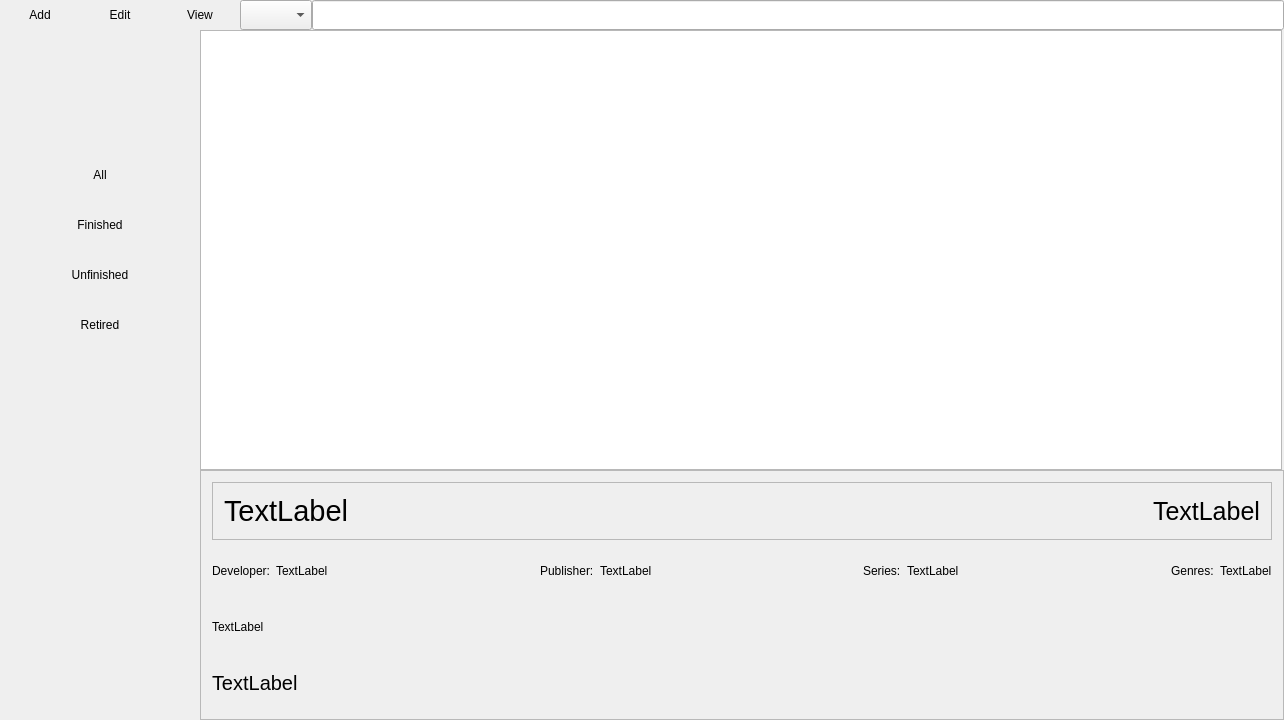
Qt form GameTrackerV2/mainwindow.ui (Zazkya/game-tracker-v2) before a commit.
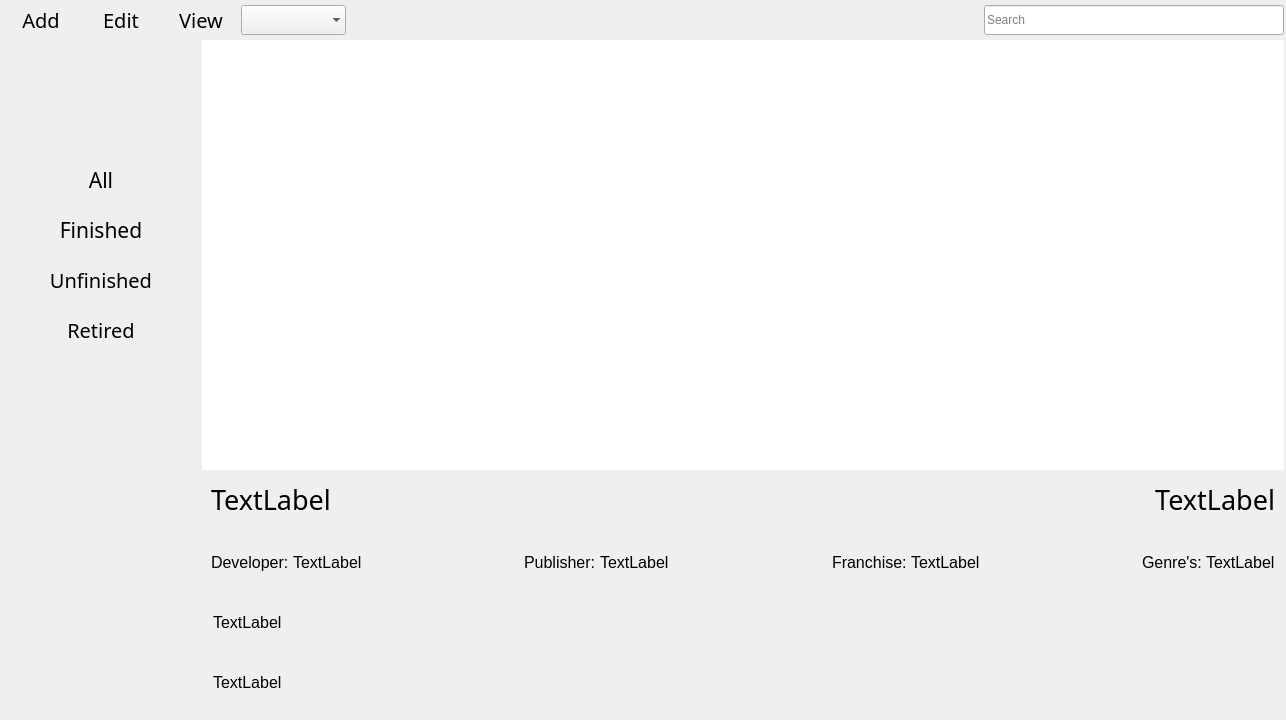
The same form after that commit. Icons and pictures are not drawn.

Patch:
```diff
--- a/GameTrackerV2/mainwindow.ui
+++ b/GameTrackerV2/mainwindow.ui
@@ -6,13 +6,22 @@
    <rect>
     <x>0</x>
     <y>0</y>
-    <width>1284</width>
+    <width>1286</width>
     <height>720</height>
    </rect>
   </property>
+  <property name="maximumSize">
+   <size>
+    <width>1286</width>
+    <height>720</height>
+   </size>
+  </property>
   <property name="windowTitle">
    <string>Game Tracker</string>
   </property>
+  <property name="styleSheet">
+   <string notr="true"/>
+  </property>
   <property name="iconSize">
    <size>
     <width>30</width>
@@ -36,6 +45,328 @@
     <property name="spacing">
      <number>0</number>
     </property>
+    <item row="0" column="0" colspan="2">
+     <layout class="QHBoxLayout" name="horizontalLayout">
+      <property name="spacing">
+       <number>0</number>
+      </property>
+      <property name="topMargin">
+       <number>5</number>
+      </property>
+      <property name="bottomMargin">
+       <number>5</number>
+      </property>
+      <item>
+       <widget class="QPushButton" name="addButton">
+        <property name="sizePolicy">
+         <sizepolicy hsizetype="Minimum" vsizetype="Minimum">
+          <horstretch>0</horstretch>
+          <verstretch>0</verstretch>
+         </sizepolicy>
+        </property>
+        <property name="minimumSize">
+         <size>
+          <width>66</width>
+          <height>30</height>
+         </size>
+        </property>
+        <property name="font">
+         <font>
+          <family>Impact</family>
+          <pointsize>15</pointsize>
+         </font>
+        </property>
+        <property name="text">
+         <string>Add</string>
+        </property>
+        <property name="flat">
+         <bool>true</bool>
+        </property>
+       </widget>
+      </item>
+      <item>
+       <widget class="QPushButton" name="editButton">
+        <property name="minimumSize">
+         <size>
+          <width>66</width>
+          <height>30</height>
+         </size>
+        </property>
+        <property name="font">
+         <font>
+          <family>Impact</family>
+          <pointsize>15</pointsize>
+         </font>
+        </property>
+        <property name="text">
+         <string>Edit</string>
+        </property>
+        <property name="flat">
+         <bool>true</bool>
+        </property>
+       </widget>
+      </item>
+      <item>
+       <widget class="QPushButton" name="viewButton">
+        <property name="minimumSize">
+         <size>
+          <width>66</width>
+          <height>30</height>
+         </size>
+        </property>
+        <property name="font">
+         <font>
+          <family>Impact</family>
+          <pointsize>15</pointsize>
+         </font>
+        </property>
+        <property name="text">
+         <string>View</string>
+        </property>
+        <property name="flat">
+         <bool>true</bool>
+        </property>
+       </widget>
+      </item>
+      <item>
+       <widget class="QComboBox" name="platformFilter">
+        <property name="minimumSize">
+         <size>
+          <width>0</width>
+          <height>30</height>
+         </size>
+        </property>
+        <property name="font">
+         <font>
+          <family>Impact</family>
+          <pointsize>15</pointsize>
+         </font>
+        </property>
+        <property name="frame">
+         <bool>false</bool>
+        </property>
+       </widget>
+      </item>
+      <item>
+       <spacer name="horizontalSpacer_5">
+        <property name="orientation">
+         <enum>Qt::Horizontal</enum>
+        </property>
+        <property name="sizeHint" stdset="0">
+         <size>
+          <width>40</width>
+          <height>20</height>
+         </size>
+        </property>
+       </spacer>
+      </item>
+      <item>
+       <widget class="QLineEdit" name="lineEdit">
+        <property name="minimumSize">
+         <size>
+          <width>0</width>
+          <height>30</height>
+         </size>
+        </property>
+        <property name="maximumSize">
+         <size>
+          <width>300</width>
+          <height>16777215</height>
+         </size>
+        </property>
+        <property name="placeholderText">
+         <string>Search</string>
+        </property>
+        <property name="clearButtonEnabled">
+         <bool>true</bool>
+        </property>
+       </widget>
+      </item>
+     </layout>
+    </item>
+    <item row="1" column="0">
+     <layout class="QVBoxLayout" name="verticalLayout">
+      <property name="spacing">
+       <number>0</number>
+      </property>
+      <property name="sizeConstraint">
+       <enum>QLayout::SetDefaultConstraint</enum>
+      </property>
+      <item>
+       <spacer name="verticalSpacer_2">
+        <property name="orientation">
+         <enum>Qt::Vertical</enum>
+        </property>
+        <property name="sizeType">
+         <enum>QSizePolicy::Expanding</enum>
+        </property>
+        <property name="sizeHint" stdset="0">
+         <size>
+          <width>20</width>
+          <height>25</height>
+         </size>
+        </property>
+       </spacer>
+      </item>
+      <item>
+       <widget class="QPushButton" name="allButton">
+        <property name="sizePolicy">
+         <sizepolicy hsizetype="Minimum" vsizetype="Minimum">
+          <horstretch>0</horstretch>
+          <verstretch>0</verstretch>
+         </sizepolicy>
+        </property>
+        <property name="minimumSize">
+         <size>
+          <width>0</width>
+          <height>50</height>
+         </size>
+        </property>
+        <property name="font">
+         <font>
+          <family>Impact</family>
+          <pointsize>16</pointsize>
+         </font>
+        </property>
+        <property name="text">
+         <string>All</string>
+        </property>
+        <property name="flat">
+         <bool>true</bool>
+        </property>
+       </widget>
+      </item>
+      <item>
+       <widget class="QPushButton" name="finishedButton">
+        <property name="minimumSize">
+         <size>
+          <width>0</width>
+          <height>50</height>
+         </size>
+        </property>
+        <property name="font">
+         <font>
+          <family>Impact</family>
+          <pointsize>16</pointsize>
+         </font>
+        </property>
+        <property name="text">
+         <string>Finished</string>
+        </property>
+        <property name="flat">
+         <bool>true</bool>
+        </property>
+       </widget>
+      </item>
+      <item>
+       <widget class="QPushButton" name="unfinishedButton">
+        <property name="minimumSize">
+         <size>
+          <width>0</width>
+          <height>50</height>
+         </size>
+        </property>
+        <property name="font">
+         <font>
+          <family>Impact</family>
+          <pointsize>15</pointsize>
+         </font>
+        </property>
+        <property name="text">
+         <string>Unfinished</string>
+        </property>
+        <property name="flat">
+         <bool>true</bool>
+        </property>
+       </widget>
+      </item>
+      <item>
+       <widget class="QPushButton" name="retiredButton">
+        <property name="minimumSize">
+         <size>
+          <width>0</width>
+          <height>50</height>
+         </size>
+        </property>
+        <property name="font">
+         <font>
+          <family>Impact</family>
+          <pointsize>15</pointsize>
+         </font>
+        </property>
+        <property name="text">
+         <string>Retired</string>
+        </property>
+        <property name="flat">
+         <bool>true</bool>
+        </property>
+       </widget>
+      </item>
+      <item>
+       <spacer name="verticalSpacer">
+        <property name="orientation">
+         <enum>Qt::Vertical</enum>
+        </property>
+        <property name="sizeType">
+         <enum>QSizePolicy::Expanding</enum>
+        </property>
+        <property name="sizeHint" stdset="0">
+         <size>
+          <width>20</width>
+          <height>100</height>
+         </size>
+        </property>
+       </spacer>
+      </item>
+      <item>
+       <widget class="QLabel" name="label">
+        <property name="sizePolicy">
+         <sizepolicy hsizetype="Minimum" vsizetype="Minimum">
+          <horstretch>0</horstretch>
+          <verstretch>0</verstretch>
+         </sizepolicy>
+        </property>
+        <property name="minimumSize">
+         <size>
+          <width>200</width>
+          <height>250</height>
+         </size>
+        </property>
+        <property name="maximumSize">
+         <size>
+          <width>200</width>
+          <height>250</height>
+         </size>
+        </property>
+        <property name="baseSize">
+         <size>
+          <width>0</width>
+          <height>0</height>
+         </size>
+        </property>
+        <property name="text">
+         <string/>
+        </property>
+       </widget>
+      </item>
+      <item>
+       <spacer name="verticalSpacer_3">
+        <property name="orientation">
+         <enum>Qt::Vertical</enum>
+        </property>
+        <property name="sizeType">
+         <enum>QSizePolicy::Fixed</enum>
+        </property>
+        <property name="sizeHint" stdset="0">
+         <size>
+          <width>20</width>
+          <height>0</height>
+         </size>
+        </property>
+       </spacer>
+      </item>
+     </layout>
+    </item>
     <item row="1" column="1">
      <layout class="QVBoxLayout" name="verticalLayout_2">
       <property name="spacing">
@@ -43,10 +374,22 @@
       </property>
       <item>
        <widget class="QStackedWidget" name="stackedWidget">
+        <property name="maximumSize">
+         <size>
+          <width>1082</width>
+          <height>16777215</height>
+         </size>
+        </property>
         <property name="currentIndex">
          <number>0</number>
         </property>
         <widget class="QWidget" name="page_3">
+         <property name="maximumSize">
+          <size>
+           <width>1082</width>
+           <height>16777215</height>
+          </size>
+         </property>
          <layout class="QVBoxLayout" name="verticalLayout_3">
           <property name="spacing">
            <number>0</number>
@@ -66,7 +409,7 @@
           <item>
            <widget class="QTableView" name="tableView">
             <property name="sizePolicy">
-             <sizepolicy hsizetype="Fixed" vsizetype="Expanding">
+             <sizepolicy hsizetype="Expanding" vsizetype="Expanding">
               <horstretch>0</horstretch>
               <verstretch>0</verstretch>
              </sizepolicy>
@@ -77,9 +420,21 @@
               <height>0</height>
              </size>
             </property>
+            <property name="maximumSize">
+             <size>
+              <width>1086</width>
+              <height>16777215</height>
+             </size>
+            </property>
             <property name="autoFillBackground">
              <bool>false</bool>
             </property>
+            <property name="styleSheet">
+             <string notr="true"/>
+            </property>
+            <property name="frameShape">
+             <enum>QFrame::NoFrame</enum>
+            </property>
             <property name="frameShadow">
              <enum>QFrame::Plain</enum>
             </property>
@@ -119,15 +474,21 @@
         <property name="minimumSize">
          <size>
           <width>0</width>
-          <height>214</height>
+          <height>250</height>
          </size>
         </property>
         <property name="maximumSize">
          <size>
-          <width>16777215</width>
+          <width>1082</width>
           <height>250</height>
          </size>
         </property>
+        <property name="frameShape">
+         <enum>QFrame::NoFrame</enum>
+        </property>
+        <property name="horizontalScrollBarPolicy">
+         <enum>Qt::ScrollBarAlwaysOff</enum>
+        </property>
         <property name="widgetResizable">
          <bool>true</bool>
         </property>
@@ -136,149 +497,25 @@
           <rect>
            <x>0</x>
            <y>0</y>
-           <width>1078</width>
-           <height>248</height>
+           <width>1082</width>
+           <height>250</height>
           </rect>
          </property>
-         <layout class="QGridLayout" name="gridLayout_2">
-          <item row="0" column="0" colspan="11">
-           <widget class="QFrame" name="frame">
-            <property name="frameShape">
-             <enum>QFrame::StyledPanel</enum>
-            </property>
-            <property name="frameShadow">
-             <enum>QFrame::Raised</enum>
-            </property>
-            <layout class="QHBoxLayout" name="horizontalLayout_2">
-             <item>
-              <widget class="QLabel" name="titleLabel">
-               <property name="font">
-                <font>
-                 <pointsize>22</pointsize>
-                </font>
-               </property>
-               <property name="text">
-                <string>TextLabel</string>
-               </property>
-              </widget>
-             </item>
-             <item>
-              <spacer name="horizontalSpacer">
-               <property name="orientation">
-                <enum>Qt::Horizontal</enum>
-               </property>
-               <property name="sizeHint" stdset="0">
-                <size>
-                 <width>40</width>
-                 <height>20</height>
-                </size>
-               </property>
-              </spacer>
-             </item>
-             <item>
-              <widget class="QLabel" name="label_3">
-               <property name="text">
-                <string/>
-               </property>
-              </widget>
-             </item>
-             <item>
-              <widget class="QLabel" name="platformLabel">
-               <property name="font">
-                <font>
-                 <pointsize>19</pointsize>
-                </font>
-               </property>
-               <property name="text">
-                <string>TextLabel</string>
-               </property>
-               <property name="alignment">
-                <set>Qt::AlignJustify|Qt::AlignVCenter</set>
-               </property>
-              </widget>
-             </item>
-            </layout>
-           </widget>
-          </item>
-          <item row="1" column="1">
-           <widget class="QLabel" name="devLabel">
-            <property name="text">
-             <string>TextLabel</string>
-            </property>
-           </widget>
-          </item>
-          <item row="1" column="0">
-           <widget class="QLabel" name="label_2">
-            <property name="sizePolicy">
-             <sizepolicy hsizetype="Minimum" vsizetype="Minimum">
-              <horstretch>0</horstretch>
-              <verstretch>0</verstretch>
-             </sizepolicy>
-            </property>
-            <property name="minimumSize">
-             <size>
-              <width>50</width>
-              <height>0</height>
-             </size>
-            </property>
-            <property name="text">
-             <string>Developer:</string>
-            </property>
-           </widget>
-          </item>
-          <item row="1" column="4">
-           <widget class="QLabel" name="publisherLabel">
-            <property name="text">
-             <string>TextLabel</string>
-            </property>
-           </widget>
-          </item>
-          <item row="1" column="3">
-           <widget class="QLabel" name="label_5">
-            <property name="text">
-             <string>Publisher:</string>
-            </property>
-           </widget>
-          </item>
-          <item row="1" column="6">
-           <widget class="QLabel" name="label_8">
-            <property name="text">
-             <string>Series:</string>
-            </property>
-           </widget>
-          </item>
-          <item row="1" column="7">
-           <widget class="QLabel" name="seriesLabel">
-            <property name="text">
-             <string>TextLabel</string>
-            </property>
-           </widget>
-          </item>
-          <item row="1" column="10">
-           <widget class="QLabel" name="genreLabel">
-            <property name="text">
-             <string>TextLabel</string>
-            </property>
-           </widget>
-          </item>
-          <item row="1" column="9">
-           <widget class="QLabel" name="label_4">
-            <property name="text">
-             <string>Genres:</string>
-            </property>
-           </widget>
-          </item>
-          <item row="3" column="0" colspan="10">
-           <widget class="QLabel" name="descriptionLabel">
-            <property name="sizePolicy">
-             <sizepolicy hsizetype="Maximum" vsizetype="Preferred">
-              <horstretch>0</horstretch>
-              <verstretch>0</verstretch>
-             </sizepolicy>
-            </property>
+         <layout class="QVBoxLayout" name="verticalLayout_4">
+          <property name="leftMargin">
+           <number>0</number>
+          </property>
+          <property name="topMargin">
+           <number>0</number>
+          </property>
+          <property name="rightMargin">
+           <number>0</number>
+          </property>
+          <item>
+           <widget class="QFrame" name="titleFrame">
             <property name="maximumSize">
              <size>
-              <width>1056</width>
+              <width>1082</width>
               <height>16777215</height>
              </size>
             </property>
@@ -287,61 +524,302 @@
               <pointsize>15</pointsize>
              </font>
             </property>
-            <property name="layoutDirection">
-             <enum>Qt::RightToLeft</enum>
+            <property name="frameShape">
+             <enum>QFrame::NoFrame</enum>
             </property>
-            <property name="text">
-             <string>TextLabel</string>
+            <property name="frameShadow">
+             <enum>QFrame::Raised</enum>
             </property>
-            <property name="wordWrap">
-             <bool>true</bool>
-            </property>
+            <layout class="QHBoxLayout" name="horizontalLayout_2">
+             <property name="spacing">
+              <number>0</number>
+             </property>
+             <property name="leftMargin">
+              <number>9</number>
+             </property>
+             <property name="rightMargin">
+              <number>0</number>
+             </property>
+             <item>
+              <widget class="QLabel" name="titleLabel">
+               <property name="font">
+                <font>
+                 <family>Impact</family>
+                 <pointsize>20</pointsize>
+                </font>
+               </property>
+               <property name="text">
+                <string>TextLabel</string>
+               </property>
+              </widget>
+             </item>
+             <item>
+              <widget class="QLabel" name="platformLabel">
+               <property name="font">
+                <font>
+                 <family>Impact</family>
+                 <pointsize>20</pointsize>
+                </font>
+               </property>
+               <property name="text">
+                <string>TextLabel</string>
+               </property>
+               <property name="alignment">
+                <set>Qt::AlignRight|Qt::AlignTrailing|Qt::AlignVCenter</set>
+               </property>
+              </widget>
+             </item>
+             <item>
+              <spacer name="horizontalSpacer_4">
+               <property name="orientation">
+                <enum>Qt::Horizontal</enum>
+               </property>
+               <property name="sizeType">
+                <enum>QSizePolicy::Fixed</enum>
+               </property>
+               <property name="sizeHint" stdset="0">
+                <size>
+                 <width>9</width>
+                 <height>20</height>
+                </size>
+               </property>
+              </spacer>
+             </item>
+            </layout>
            </widget>
           </item>
-          <item row="1" column="5">
-           <spacer name="horizontalSpacer_3">
-            <property name="orientation">
-             <enum>Qt::Horizontal</enum>
-            </property>
-            <property name="sizeHint" stdset="0">
+          <item>
+           <widget class="QFrame" name="frame_2">
+            <property name="maximumSize">
              <size>
-              <width>40</width>
-              <height>20</height>
+              <width>1082</width>
+              <height>16777215</height>
              </size>
             </property>
-           </spacer>
-          </item>
-          <item row="1" column="2">
-           <spacer name="horizontalSpacer_2">
-            <property name="orientation">
-             <enum>Qt::Horizontal</enum>
+            <property name="frameShape">
+             <enum>QFrame::NoFrame</enum>
             </property>
-            <property name="sizeHint" stdset="0">
+            <property name="frameShadow">
+             <enum>QFrame::Raised</enum>
+            </property>
+            <layout class="QHBoxLayout" name="horizontalLayout_3">
+             <property name="spacing">
+              <number>4</number>
+             </property>
+             <property name="leftMargin">
+              <number>9</number>
+             </property>
+             <property name="topMargin">
+              <number>9</number>
+             </property>
+             <property name="rightMargin">
+              <number>9</number>
+             </property>
+             <property name="bottomMargin">
+              <number>9</number>
+             </property>
+             <item>
+              <widget class="QLabel" name="label_6">
+               <property name="font">
+                <font>
+                 <pointsize>12</pointsize>
+                </font>
+               </property>
+               <property name="text">
+                <string>Developer:</string>
+               </property>
+              </widget>
+             </item>
+             <item>
+              <widget class="QLabel" name="devLabel">
+               <property name="font">
+                <font>
+                 <pointsize>12</pointsize>
+                </font>
+               </property>
+               <property name="text">
+                <string>TextLabel</string>
+               </property>
+              </widget>
+             </item>
+             <item>
+              <spacer name="horizontalSpacer">
+               <property name="orientation">
+                <enum>Qt::Horizontal</enum>
+               </property>
+               <property name="sizeHint" stdset="0">
+                <size>
+                 <width>40</width>
+                 <height>20</height>
+                </size>
+               </property>
+              </spacer>
+             </item>
+             <item>
+              <widget class="QLabel" name="label_8">
+               <property name="font">
+                <font>
+                 <pointsize>12</pointsize>
+                </font>
+               </property>
+               <property name="text">
+                <string>Publisher:</string>
+               </property>
+              </widget>
+             </item>
+             <item>
+              <widget class="QLabel" name="publisherLabel">
+               <property name="font">
+                <font>
+                 <pointsize>12</pointsize>
+                </font>
+               </property>
+               <property name="text">
+                <string>TextLabel</string>
+               </property>
+              </widget>
+             </item>
+             <item>
+              <spacer name="horizontalSpacer_2">
+               <property name="orientation">
+                <enum>Qt::Horizontal</enum>
+               </property>
+               <property name="sizeHint" stdset="0">
+                <size>
+                 <width>40</width>
+                 <height>20</height>
+                </size>
+               </property>
+              </spacer>
+             </item>
+             <item>
+              <widget class="QLabel" name="label_10">
+               <property name="font">
+                <font>
+                 <pointsize>12</pointsize>
+                </font>
+               </property>
+               <property name="text">
+                <string>Franchise:</string>
+               </property>
+              </widget>
+             </item>
+             <item>
+              <widget class="QLabel" name="seriesLabel">
+               <property name="font">
+                <font>
+                 <pointsize>12</pointsize>
+                </font>
+               </property>
+               <property name="text">
+                <string>TextLabel</string>
+               </property>
+              </widget>
+             </item>
+             <item>
+              <spacer name="horizontalSpacer_3">
+               <property name="orientation">
+                <enum>Qt::Horizontal</enum>
+               </property>
+               <property name="sizeHint" stdset="0">
+                <size>
+                 <width>40</width>
+                 <height>20</height>
+                </size>
+               </property>
+              </spacer>
+             </item>
+             <item>
+              <widget class="QLabel" name="label_12">
+               <property name="font">
+                <font>
+                 <pointsize>12</pointsize>
+                </font>
+               </property>
+               <property name="text">
+                <string>Genre's:</string>
+               </property>
+              </widget>
+             </item>
+             <item>
+              <widget class="QLabel" name="genreLabel">
+               <property name="font">
+                <font>
+                 <pointsize>12</pointsize>
+                </font>
+               </property>
+               <property name="text">
+                <string>TextLabel</string>
+               </property>
+              </widget>
+             </item>
+            </layout>
+           </widget>
+          </item>
+          <item>
+           <widget class="QFrame" name="frame_3">
+            <property name="maximumSize">
              <size>
-              <width>40</width>
-              <height>20</height>
+              <width>1082</width>
+              <height>16777215</height>
              </size>
             </property>
-           </spacer>
-          </item>
-          <item row="1" column="8">
-           <spacer name="horizontalSpacer_4">
-            <property name="orientation">
-             <enum>Qt::Horizontal</enum>
+            <property name="frameShape">
+             <enum>QFrame::NoFrame</enum>
             </property>
-            <property name="sizeHint" stdset="0">
+            <property name="frameShadow">
+             <enum>QFrame::Raised</enum>
+            </property>
+            <layout class="QHBoxLayout" name="horizontalLayout_4">
+             <item>
+              <widget class="QLabel" name="deckLabel">
+               <property name="font">
+                <font>
+                 <pointsize>12</pointsize>
+                </font>
+               </property>
+               <property name="text">
+                <string>TextLabel</string>
+               </property>
+               <property name="wordWrap">
+                <bool>true</bool>
+               </property>
+              </widget>
+             </item>
+            </layout>
+           </widget>
+          </item>
+          <item>
+           <widget class="QFrame" name="frame_4">
+            <property name="maximumSize">
              <size>
-              <width>40</width>
-              <height>20</height>
+              <width>1082</width>
+              <height>16777215</height>
              </size>
             </property>
-           </spacer>
-          </item>
-          <item row="2" column="0" colspan="6">
-           <widget class="QLabel" name="deckLabel">
-            <property name="text">
-             <string>TextLabel</string>
+            <property name="frameShape">
+             <enum>QFrame::NoFrame</enum>
             </property>
+            <property name="frameShadow">
+             <enum>QFrame::Raised</enum>
+            </property>
+            <layout class="QHBoxLayout" name="horizontalLayout_5">
+             <item>
+              <widget class="QLabel" name="descriptionLabel">
+               <property name="font">
+                <font>
+                 <pointsize>12</pointsize>
+                </font>
+               </property>
+               <property name="text">
+                <string>TextLabel</string>
+               </property>
+               <property name="wordWrap">
+                <bool>true</bool>
+               </property>
+              </widget>
+             </item>
+            </layout>
            </widget>
           </item>
          </layout>
@@ -350,246 +828,6 @@
       </item>
      </layout>
     </item>
-    <item row="0" column="0" colspan="2">
-     <layout class="QHBoxLayout" name="horizontalLayout">
-      <property name="spacing">
-       <number>0</number>
-      </property>
-      <item>
-       <widget class="QPushButton" name="addButton">
-        <property name="sizePolicy">
-         <sizepolicy hsizetype="Minimum" vsizetype="Minimum">
-          <horstretch>0</horstretch>
-          <verstretch>0</verstretch>
-         </sizepolicy>
-        </property>
-        <property name="minimumSize">
-         <size>
-          <width>0</width>
-          <height>30</height>
-         </size>
-        </property>
-        <property name="text">
-         <string>Add</string>
-        </property>
-        <property name="flat">
-         <bool>true</bool>
-        </property>
-       </widget>
-      </item>
-      <item>
-       <widget class="QPushButton" name="editButton">
-        <property name="minimumSize">
-         <size>
-          <width>0</width>
-          <height>30</height>
-         </size>
-        </property>
-        <property name="text">
-         <string>Edit</string>
-        </property>
-        <property name="flat">
-         <bool>true</bool>
-        </property>
-       </widget>
-      </item>
-      <item>
-       <widget class="QPushButton" name="viewButton">
-        <property name="minimumSize">
-         <size>
-          <width>0</width>
-          <height>30</height>
-         </size>
-        </property>
-        <property name="text">
-         <string>View</string>
-        </property>
-        <property name="flat">
-         <bool>true</bool>
-        </property>
-       </widget>
-      </item>
-      <item>
-       <widget class="QComboBox" name="platformFilter">
-        <property name="minimumSize">
-         <size>
-          <width>0</width>
-          <height>30</height>
-         </size>
-        </property>
-        <property name="frame">
-         <bool>true</bool>
-        </property>
-       </widget>
-      </item>
-      <item>
-       <widget class="QLineEdit" name="lineEdit">
-        <property name="minimumSize">
-         <size>
-          <width>0</width>
-          <height>30</height>
-         </size>
-        </property>
-        <property name="clearButtonEnabled">
-         <bool>true</bool>
-        </property>
-       </widget>
-      </item>
-     </layout>
-    </item>
-    <item row="1" column="0">
-     <layout class="QVBoxLayout" name="verticalLayout">
-      <property name="spacing">
-       <number>0</number>
-      </property>
-      <property name="sizeConstraint">
-       <enum>QLayout::SetDefaultConstraint</enum>
-      </property>
-      <item>
-       <spacer name="verticalSpacer_2">
-        <property name="orientation">
-         <enum>Qt::Vertical</enum>
-        </property>
-        <property name="sizeHint" stdset="0">
-         <size>
-          <width>20</width>
-          <height>40</height>
-         </size>
-        </property>
-       </spacer>
-      </item>
-      <item>
-       <widget class="QPushButton" name="allButton">
-        <property name="sizePolicy">
-         <sizepolicy hsizetype="Minimum" vsizetype="Minimum">
-          <horstretch>0</horstretch>
-          <verstretch>0</verstretch>
-         </sizepolicy>
-        </property>
-        <property name="minimumSize">
-         <size>
-          <width>0</width>
-          <height>50</height>
-         </size>
-        </property>
-        <property name="text">
-         <string>All</string>
-        </property>
-        <property name="flat">
-         <bool>true</bool>
-        </property>
-       </widget>
-      </item>
-      <item>
-       <widget class="QPushButton" name="finishedButton">
-        <property name="minimumSize">
-         <size>
-          <width>0</width>
-          <height>50</height>
-         </size>
-        </property>
-        <property name="text">
-         <string>Finished</string>
-        </property>
-        <property name="flat">
-         <bool>true</bool>
-        </property>
-       </widget>
-      </item>
-      <item>
-       <widget class="QPushButton" name="unfinishedButton">
-        <property name="minimumSize">
-         <size>
-          <width>0</width>
-          <height>50</height>
-         </size>
-        </property>
-        <property name="text">
-         <string>Unfinished</string>
-        </property>
-        <property name="flat">
-         <bool>true</bool>
-        </property>
-       </widget>
-      </item>
-      <item>
-       <widget class="QPushButton" name="retiredButton">
-        <property name="minimumSize">
-         <size>
-          <width>0</width>
-          <height>50</height>
-         </size>
-        </property>
-        <property name="text">
-         <string>Retired</string>
-        </property>
-        <property name="flat">
-         <bool>true</bool>
-        </property>
-       </widget>
-      </item>
-      <item>
-       <spacer name="verticalSpacer">
-        <property name="orientation">
-         <enum>Qt::Vertical</enum>
-        </property>
-        <property name="sizeHint" stdset="0">
-         <size>
-          <width>20</width>
-          <height>40</height>
-         </size>
-        </property>
-       </spacer>
-      </item>
-      <item>
-       <widget class="QLabel" name="label">
-        <property name="sizePolicy">
-         <sizepolicy hsizetype="Minimum" vsizetype="Minimum">
-          <horstretch>0</horstretch>
-          <verstretch>0</verstretch>
-         </sizepolicy>
-        </property>
-        <property name="minimumSize">
-         <size>
-          <width>200</width>
-          <height>250</height>
-         </size>
-        </property>
-        <property name="maximumSize">
-         <size>
-          <width>200</width>
-          <height>250</height>
-         </size>
-        </property>
-        <property name="baseSize">
-         <size>
-          <width>0</width>
-          <height>0</height>
-         </size>
-        </property>
-        <property name="text">
-         <string/>
-        </property>
-       </widget>
-      </item>
-      <item>
-       <spacer name="verticalSpacer_3">
-        <property name="orientation">
-         <enum>Qt::Vertical</enum>
-        </property>
-        <property name="sizeType">
-         <enum>QSizePolicy::Fixed</enum>
-        </property>
-        <property name="sizeHint" stdset="0">
-         <size>
-          <width>20</width>
-          <height>0</height>
-         </size>
-        </property>
-       </spacer>
-      </item>
-     </layout>
-    </item>
    </layout>
   </widget>
   <action name="actionMainIcon">
```
